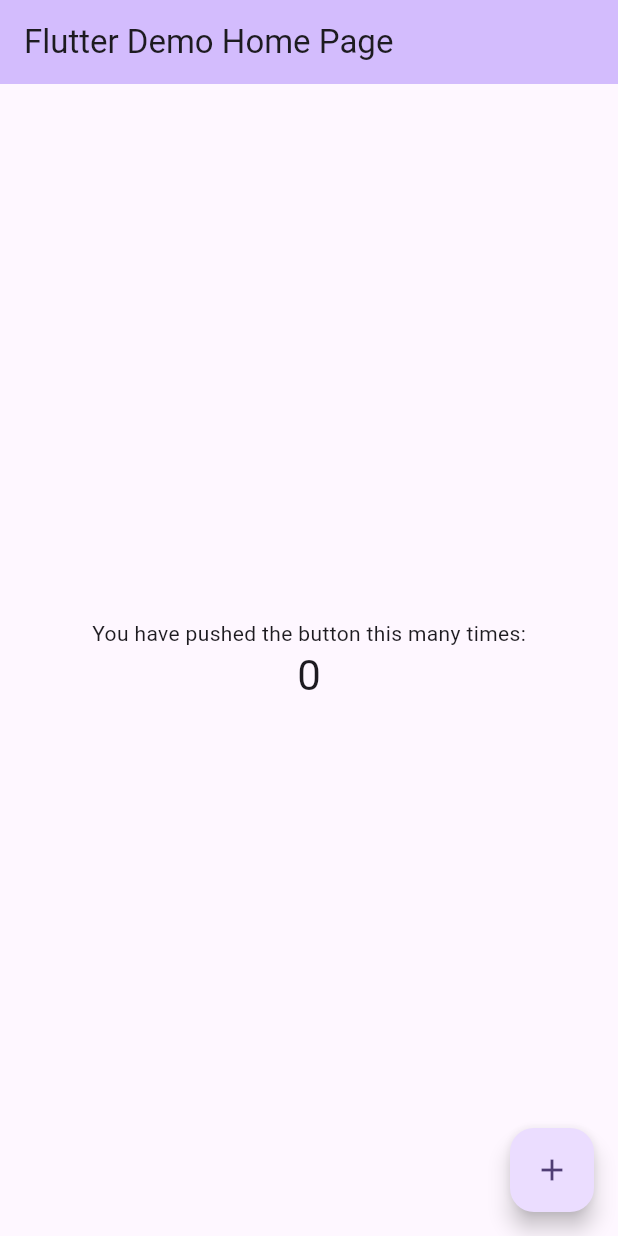
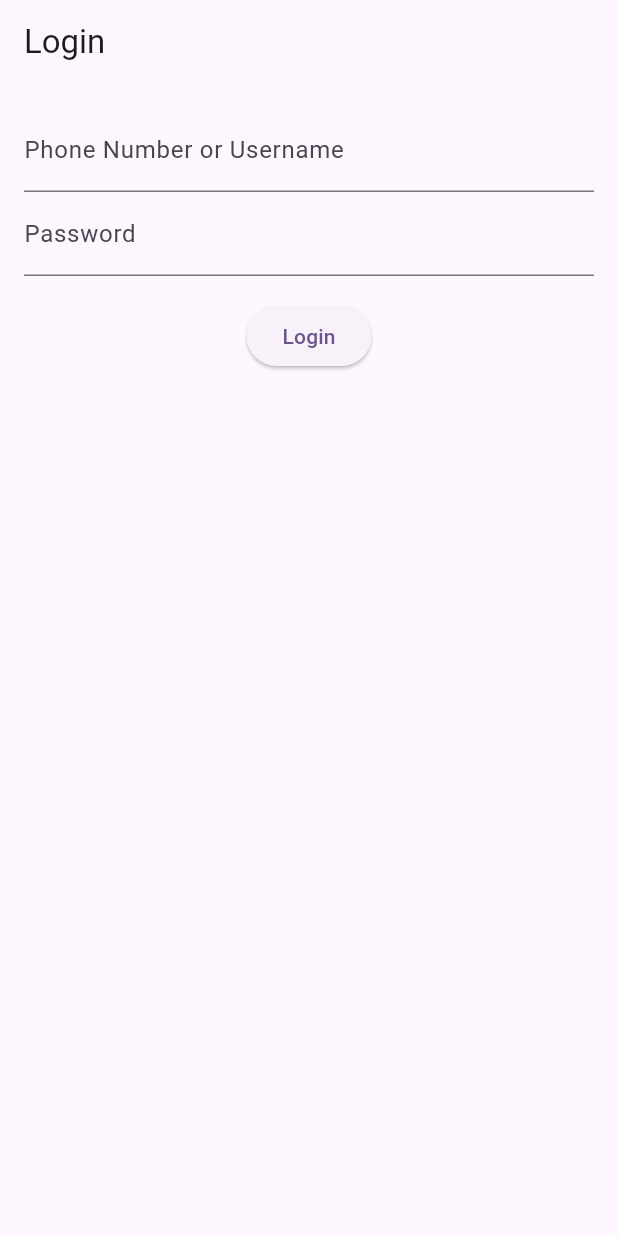
Before and after one commit to Real-Event-App/realeventapp, a Flutter app: the screen it shows after launch, on a phone screen of 412 x 824 dp. Run offline on Flutter 3.47's test engine with Material 3 defaults, Android fonts, the phone set to English and light mode, and no system bars; our stand-ins replace flutter_riverpod, supabase_flutter; accounts and stored records are empty.

Commit message:
Dependencies Added. Initial Auth widget added. Script to populate supa added. Next Step: Complete auth OTP verification

```diff
--- a/lib/features/auth/data/datasources/auth_remote_datasource.dart
+++ b/lib/features/auth/data/datasources/auth_remote_datasource.dart
@@ -10,7 +10,7 @@ class AuthRemoteDatasource {
     final result = await client
         .from('users')
         .select('phone')
-        .or('username.eq.$identifier,phone.eq.$identifier')
+        //.or('username.eq.$identifier,phone.eq.$identifier')
         .maybeSingle();
 
     if (result == null) {
--- a/lib/features/auth/presentation/pages/login_page.dart
+++ b/lib/features/auth/presentation/pages/login_page.dart
@@ -1,31 +1,17 @@
-/*class LoginPage extends ConsumerWidget {
-  final emailCtrl = TextEditingController();
-  final passwordCtrl = TextEditingController();
+import 'package:flutter/material.dart';
+import '../widgets/login_form.dart';
+
+class LoginPage extends StatelessWidget {
+  const LoginPage({super.key});
 
   @override
-  Widget build(BuildContext context, WidgetRef ref) {
-    final authState = ref.watch(authProvider);
-
+  Widget build(BuildContext context) {
     return Scaffold(
-      appBar: AppBar(title: Text('Login')),
-      body: authState.isLoading
-          ? const Center(child: CircularProgressIndicator())
-          : Column(
-              children: [
-                TextField(controller: emailCtrl, decoration: InputDecoration(labelText: 'Email')),
-                TextField(controller: passwordCtrl, decoration: InputDecoration(labelText: 'Password')),
-                ElevatedButton(
-                  onPressed: () {
-                    ref.read(authProvider.notifier).login(
-                      emailCtrl.text.trim(),
-                      passwordCtrl.text.trim(),
-                    );
-                  },
-                  child: const Text("Login"),
-                ),
-              ],
-            ),
+      appBar: AppBar(title: const Text('Login')),
+      body: Padding(
+        padding: const EdgeInsets.all(16.0),
+        child: LoginForm(),
+      ),
     );
   }
 }
-*/
--- a/lib/features/auth/presentation/providers/auth_provider.dart
+++ b/lib/features/auth/presentation/providers/auth_provider.dart
@@ -1,3 +1,5 @@
+//import 'dart:nativewrappers/_internal/vm/lib/internal_patch.dart';
+
 import 'package:flutter_riverpod/flutter_riverpod.dart';
 import 'package:supabase_flutter/supabase_flutter.dart'; // Para Supabase.instance.client
 import '../../data/repositories/auth_repository_impl.dart'; // Caminho para o teu AuthRepositoryImpl
@@ -19,6 +21,7 @@ class AuthNotifier extends StateNotifier<AsyncValue<domain.User?>> {
 
   Future<void> login(String identif, String password) async {
     state = const AsyncLoading();
+    print("Login attempt with identifier: $identif and password: $password");
     try {
       final user = await repository.login(identifier: identif, password: password);
       state = AsyncData(user);
--- a/lib/features/auth/presentation/widgets/login_form.dart
+++ b/lib/features/auth/presentation/widgets/login_form.dart
@@ -0,0 +1,54 @@
+import 'package:flutter/material.dart';
+import 'package:flutter_riverpod/flutter_riverpod.dart';
+import '../providers/auth_provider.dart';
+
+class LoginForm extends ConsumerWidget {
+  const LoginForm({super.key});
+
+  @override
+  Widget build(BuildContext context, WidgetRef ref) {
+    final authState = ref.watch(authProvider);
+    final identifierCtrl = TextEditingController();
+    final passwordCtrl = TextEditingController();
+
+    return Column(
+      children: [
+        TextField(
+          controller: identifierCtrl,
+          decoration: const InputDecoration(labelText: 'Phone Number or Username'),
+        ),
+        TextField(
+          controller: passwordCtrl,
+          decoration: const InputDecoration(labelText: 'Password'),
+          obscureText: true,
+        ),
+        const SizedBox(height: 16),
+        ElevatedButton(
+          onPressed: () {
+            ref.read(authProvider.notifier).login(
+                  identifierCtrl.text.trim(),
+                  passwordCtrl.text.trim(),
+                );
+          },
+          child: const Text("Login"),
+        ),
+        if (authState.hasError)
+          Padding(
+            padding: const EdgeInsets.only(top: 16),
+            child: Text(
+              authState.error.toString(),
+              style: const TextStyle(color: Colors.red),
+            ),
+          ),
+        if (authState.value != null)
+          const Padding(
+            padding: EdgeInsets.only(top: 16),
+            child: Text(
+              'Login efetuado com sucesso!',
+              style: TextStyle(color: Colors.green),
+            ),
+          ),
+      ],
+    );
+  }
+}
--- a/lib/main.dart
+++ b/lib/main.dart
@@ -1,6 +1,7 @@
 import 'package:flutter/material.dart';
 import 'package:supabase_flutter/supabase_flutter.dart';
-import 'app.dart'; // onde colocas o teu MaterialApp
+import 'package:flutter_riverpod/flutter_riverpod.dart'; // importa o riverpod
+import 'routes/app_router.dart';
 
 Future<void> main() async {
   WidgetsFlutterBinding.ensureInitialized();
@@ -8,7 +9,11 @@ Future<void> main() async {
     url: 'https://pgpryaelqhspwhplttzb.supabase.co',
     anonKey: 'eyJhbGciOiJIUzI1NiIsInR5cCI6IkpXVCJ9.eyJpc3MiOiJzdXBhYmFzZSIsInJlZiI6InBncHJ5YWVscWhzcHdocGx0dHpiIiwicm9sZSI6ImFub24iLCJpYXQiOjE3NTMzNjY0MzUsImV4cCI6MjA2ODk0MjQzNX0.hPcn2J8zSKTC_rY8OeCmhLdJLhZEMT-yV1EZjYGFD2A',
   );
-  runApp(const MyApp());
+  runApp(
+    ProviderScope(
+      child: MyApp(),
+    ),
+  );
 }
 
 class MyApp extends StatelessWidget {
@@ -18,7 +23,7 @@ class MyApp extends StatelessWidget {
   @override
   Widget build(BuildContext context) {
     return MaterialApp(
-      title: 'Flutter Demo',
+      title: 'Real Event App',
       theme: ThemeData(
         // This is the theme of your application.
         //
@@ -37,7 +42,9 @@ class MyApp extends StatelessWidget {
         // tested with just a hot reload.
         colorScheme: ColorScheme.fromSeed(seedColor: Colors.deepPurple),
       ),
-      home: const MyHomePage(title: 'Flutter Demo Home Page'),
+      routes: AppRouter.routes,
+      initialRoute: AppRouter.loginPage,
+      //home: const MyHomePage(title: 'Flutter Demo Home Page'),
     );
   }
 }
--- a/lib/routes/app_router.dart
+++ b/lib/routes/app_router.dart
@@ -0,0 +1,11 @@
+import 'package:flutter/material.dart';
+import '../features/auth/presentation/pages/login_page.dart'; // importa a tua página de login
+
+class AppRouter {
+  static const String loginPage = '/login';
+
+  static final routes = <String, WidgetBuilder>{
+    loginPage: (context) => LoginPage(), // agora aponta para a página de login correta
+    // '/home': (context) => HomePage(),
+  };
+}
--- a/pubspec.yaml
+++ b/pubspec.yaml
@@ -32,6 +32,7 @@ dependencies:
     sdk: flutter
   supabase_flutter: ^1.10.4
   flutter_riverpod: ^2.5.1
+  http: ^1.4.0
 
   # The following adds the Cupertino Icons font to your application.
   # Use with the CupertinoIcons class for iOS style icons.
```
Also changed, not shown: lib/routes/route_names.dart (deleted), pubspec.lock, 1 other file.
